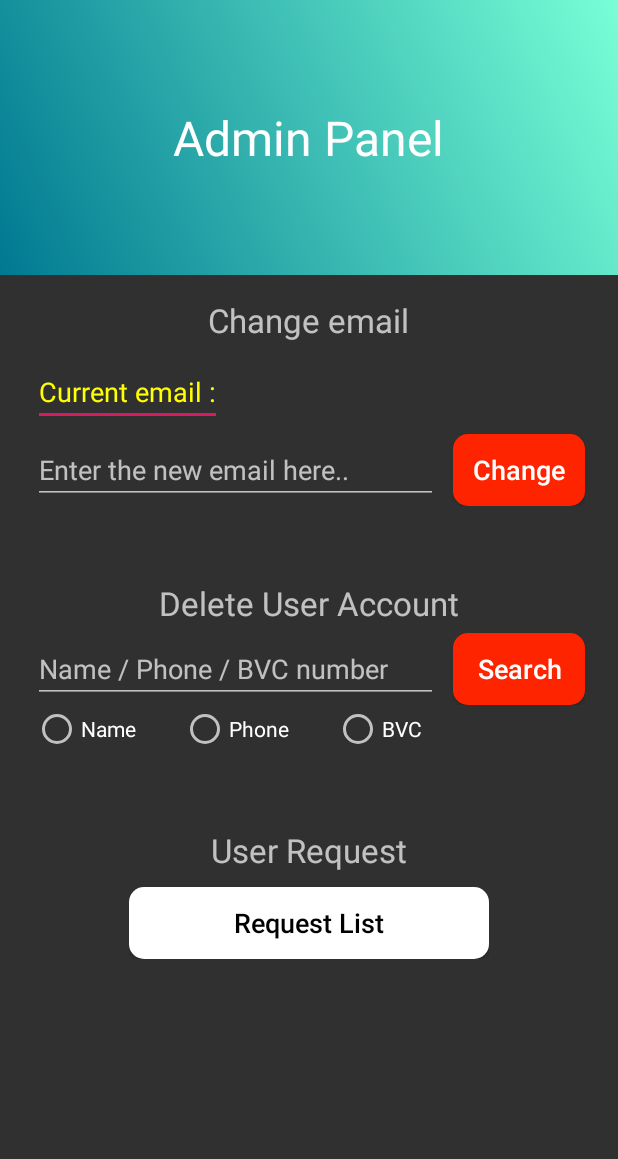
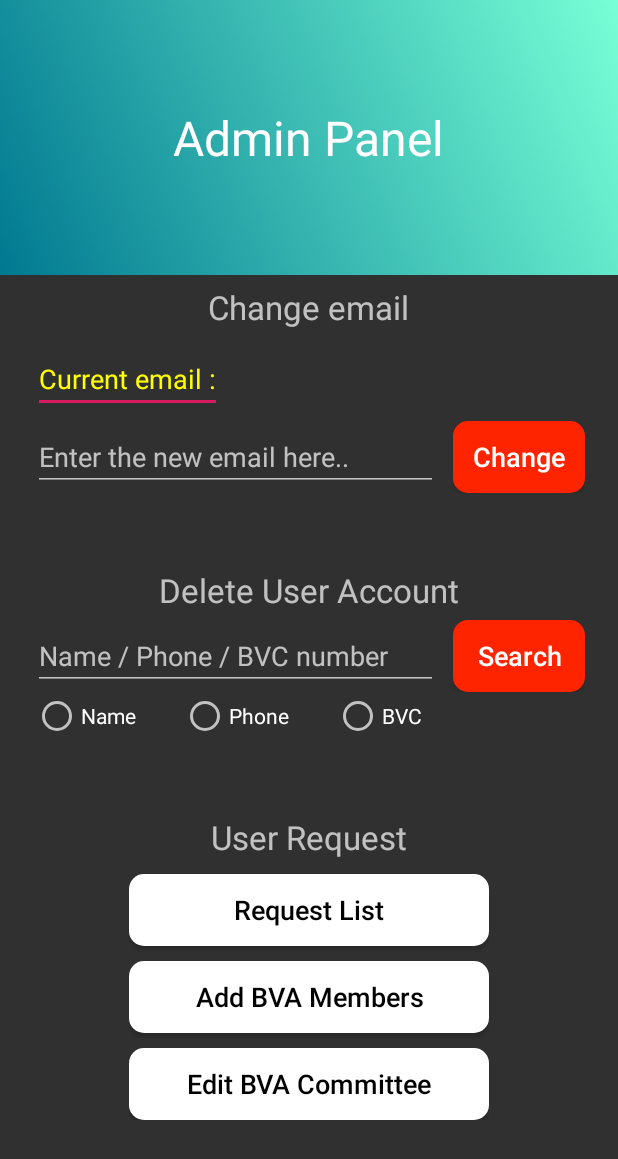
Before and after one commit to megaprime4/VetNetwork2, an Android app: the AdminPanelActivity screen opened directly, with no data from a screen before it, on a phone screen of 412 x 824 dp. Shown: the top 1159 px of the screen. Run offline under Robolectric (Android 15) with nearby library versions, the phone set to English and light mode, and no system bars; our stand-ins replace Volley; network calls fail.

Commit message:
"Add bva members' added

```diff
--- a/app/src/main/java/com/vetdevelopers/vetnetwork/AdminPanelActivity.java
+++ b/app/src/main/java/com/vetdevelopers/vetnetwork/AdminPanelActivity.java
@@ -48,7 +48,7 @@ public class AdminPanelActivity extends AppCompatActivity
 
     private EditText getEmail, getUserID, showCurrentAdminEmail;
     private TextView currentAdminEmail;
-    private Button emailChangeBtn, userSearchBtn, requestListBtn;
+    private Button emailChangeBtn, userSearchBtn, requestListBtn, addBVABtn, editBVABtn;
     private RadioGroup radioGroupSearchType;
     private RadioButton radioButtonSearchType;
 
@@ -74,7 +74,7 @@ public class AdminPanelActivity extends AppCompatActivity
 
         progressDialog = new ProgressDialog(this);
 
-        sharedPreferences = getSharedPreferences("prefs", Context.MODE_PRIVATE);
+        sharedPreferences = getSharedPreferences(PREF_NAME, Context.MODE_PRIVATE);
 
         showCurrentAdminEmail = (EditText) findViewById(R.id.admin_panel_showCurrentEmail);
         currentAdminEmail = (TextView) findViewById(R.id.admin_panel_currentEmail);
@@ -83,6 +83,8 @@ public class AdminPanelActivity extends AppCompatActivity
         getUserID = (EditText) findViewById(R.id.adminPanel_getUserID);
         userSearchBtn = (Button) findViewById(R.id.adminPanel_userSearchBtn);
         requestListBtn = (Button) findViewById(R.id.adminPanel_requestListBtn);
+        addBVABtn = (Button) findViewById(R.id.adminPanel_addBvaBtn);
+        editBVABtn = (Button) findViewById(R.id.adminPanel_editBvaBtn);
 
         radioGroupSearchType = (RadioGroup) findViewById(R.id.adminPanel_radioGroup);
 
@@ -97,6 +99,22 @@ public class AdminPanelActivity extends AppCompatActivity
             {
                 Intent browseIntent = new Intent(AdminPanelActivity.this, BrowseForAdminActivity.class);
                 startActivity(browseIntent);
+            }
+        });
+
+        addBVABtn.setOnClickListener(new View.OnClickListener() {
+            @Override
+            public void onClick(View v) {
+                Intent addBvaIntent = new Intent(AdminPanelActivity.this, AddBVAActivity.class);
+                startActivity(addBvaIntent);
+            }
+        });
+
+        editBVABtn.setOnClickListener(new View.OnClickListener() {
+            @Override
+            public void onClick(View v) {
+                Intent editBvaIntent = new Intent(AdminPanelActivity.this, EditBVAActivity.class);
+                startActivity(editBvaIntent);
             }
         });
 
--- a/app/src/main/java/com/vetdevelopers/vetnetwork/AdminProfileActivity.java
+++ b/app/src/main/java/com/vetdevelopers/vetnetwork/AdminProfileActivity.java
@@ -200,7 +200,7 @@ public class AdminProfileActivity extends AppCompatActivity
         // Handle navigation view item clicks here.
         int id = menuItem.getItemId();
 
-        if (id == R.id.nav_profile)
+        if (id == R.id.nav_adminProfile)
         {
             // Handle the camera action
         }
--- a/app/src/main/java/com/vetdevelopers/vetnetwork/BrowseActivity.java
+++ b/app/src/main/java/com/vetdevelopers/vetnetwork/BrowseActivity.java
@@ -39,8 +39,7 @@ public class BrowseActivity extends AppCompatActivity
 
         for (int i = 0; i < arrayListName.size(); i++)
         {
-            ListItemForRecycleView1 listItem = new ListItemForRecycleView1(
-                    arrayListName.get(i), arrayListPhone.get(i));
+            ListItemForRecycleView1 listItem = new ListItemForRecycleView1(arrayListName.get(i), arrayListPhone.get(i));
             listItems.add(listItem);
         }
         myAdapterForRecycleViewForAll = new MyAdapterForRecycleViewForAll(listItems, this);
--- a/app/src/main/java/com/vetdevelopers/vetnetwork/ServerConstants.java
+++ b/app/src/main/java/com/vetdevelopers/vetnetwork/ServerConstants.java
@@ -24,6 +24,7 @@ public class ServerConstants
     public static final String REPORT_BROWSERS_URL = DB_URL + "report_browsers.php";
     public static final String REPORT_USERS_URL = DB_URL + "report_users.php";
     public static final String REPORT_ADMIN_URL = DB_URL + "report_admin.php";
+    public static final String ADD_BVA_URL = DB_URL + "add_bva.php";
 
 
     public static final String KEY_NAME = "name";
--- a/app/src/main/res/layout/content_admin_panel.xml
+++ b/app/src/main/res/layout/content_admin_panel.xml
@@ -33,26 +33,26 @@
     </LinearLayout>
 
     <View
-        android:layout_width="5dp"
-        android:layout_height="10dp"></View>
+        android:layout_width="match_parent"
+        android:layout_height="1dp"></View>
 
     <ScrollView
-        android:layout_width="wrap_content"
+        android:layout_width="match_parent"
         android:layout_height="wrap_content"
         android:layout_gravity="center_horizontal">
 
         <LinearLayout
-            android:layout_width="wrap_content"
+            android:layout_width="match_parent"
             android:layout_height="wrap_content"
             android:orientation="vertical"
             android:layout_gravity="center_horizontal">
 
             <LinearLayout
-                android:layout_width="wrap_content"
+                android:layout_width="match_parent"
                 android:layout_height="wrap_content"
                 android:orientation="vertical"
                 android:layout_gravity="center_horizontal"
-                android:layout_marginBottom="20dp">
+                android:layout_marginBottom="10dp">
 
                 <LinearLayout
                     android:layout_width="wrap_content"
@@ -260,13 +260,38 @@
                         <LinearLayout
                             android:layout_width="wrap_content"
                             android:layout_height="wrap_content"
-                            android:orientation="horizontal">
+                            android:orientation="vertical">
 
                             <Button
                                 android:id="@+id/adminPanel_requestListBtn"
                                 android:layout_width="240dp"
                                 android:layout_height="wrap_content"
                                 android:text="Request List"
+                                android:textAllCaps="false"
+                                android:textColor="@color/black"
+                                android:textSize="18sp"
+                                android:background="@drawable/button_style_white"/>
+
+                            <View
+                                android:layout_width="1dp"
+                                android:layout_height="10dp"></View>
+
+                            <Button
+                                android:id="@+id/adminPanel_addBvaBtn"
+                                android:layout_width="240dp"
+                                android:layout_height="wrap_content"
+                                android:layout_marginBottom="10dp"
+                                android:text="Add BVA Members"
+                                android:textAllCaps="false"
+                                android:textColor="@color/black"
+                                android:textSize="18sp"
+                                android:background="@drawable/button_style_white"/>
+
+                            <Button
+                                android:id="@+id/adminPanel_editBvaBtn"
+                                android:layout_width="240dp"
+                                android:layout_height="wrap_content"
+                                android:text="Edit BVA Committee"
                                 android:textAllCaps="false"
                                 android:textColor="@color/black"
                                 android:textSize="18sp"
--- a/app/src/main/res/layout/content_report_for_users.xml
+++ b/app/src/main/res/layout/content_report_for_users.xml
@@ -38,10 +38,9 @@
 
     <View
         android:layout_width="match_parent"
-        android:layout_height="10dp"></View>
+        android:layout_height="1dp"></View>
 
     <ScrollView
-        android:layout_below="@+id/registration_page_toolbar"
         android:layout_width="match_parent"
         android:layout_height="wrap_content"
         android:layout_marginTop="5dp"
```
Also changed, not shown: app/build.gradle (+9 -8 lines), app/src/main/AndroidManifest.xml (+24 -4 lines), app/src/main/java/com/vetdevelopers/vetnetwork/StartPageActivity.java (+14 -3 lines), app/src/main/res/layout/content_start_page.xml (+17 -3 lines), app/src/main/res/values/strings.xml (+5 -2 lines), 1 other file.
